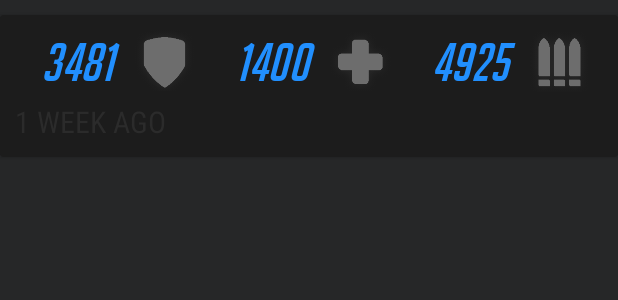
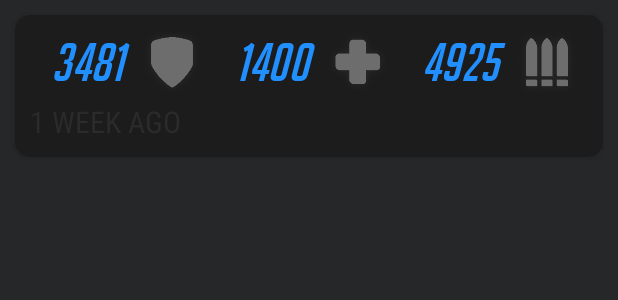
Before and after one commit to eaemenkkstudios/overtracker-mobile, an Android app: the layout score_list_item.xml on its own in the app's theme, with its tools: preview values and no code run, on a phone screen of 412 x 824 dp. Shown: the top 300 px of the screen. Run offline under Robolectric (Android 15) with nearby library versions, the phone set to English and light mode, and no system bars; network calls fail.

Commit message:
:art: Altera layout do fragment
Co-Authored-By: matheusramos20 <matheusramos20@users.noreply.github.com>
Co-Authored-By: Thiago <thzoid@users.noreply.github.com>

```diff
--- a/app/src/main/res/layout/fragment_player_stats.xml
+++ b/app/src/main/res/layout/fragment_player_stats.xml
@@ -14,6 +14,7 @@
         android:layout_marginLeft="6dp"
         android:layout_marginTop="6dp"
         android:layout_marginRight="6dp"
+        android:layout_weight="1"
         app:cardBackgroundColor="#1c1c1c"
         app:cardCornerRadius="10dp"
         app:cardElevation="10dp"
@@ -105,6 +106,7 @@
     <LinearLayout
         android:layout_width="match_parent"
         android:layout_height="wrap_content"
+        android:layout_weight="1"
         android:gravity="center"
         android:orientation="horizontal">
 
@@ -203,6 +205,7 @@
     <LinearLayout
         android:layout_width="match_parent"
         android:layout_height="wrap_content"
+        android:layout_weight="1"
         android:gravity="left|center_vertical"
         android:orientation="horizontal">
 
--- a/app/src/main/res/layout/profile_popup.xml
+++ b/app/src/main/res/layout/profile_popup.xml
@@ -6,7 +6,7 @@
     android:layout_height="wrap_content"
     android:background="#00000000"
     android:theme="@style/AppTheme.CustomTheme"
-    app:cardBackgroundColor="#D3CFCF"
+    app:cardBackgroundColor="@color/colorPrimaryDark"
     app:cardCornerRadius="25dp"
     app:cardElevation="4dp">
 
--- a/app/src/main/res/layout/score_list_item.xml
+++ b/app/src/main/res/layout/score_list_item.xml
@@ -4,8 +4,11 @@
     xmlns:tools="http://schemas.android.com/tools"
     android:layout_width="match_parent"
     android:layout_height="wrap_content"
+    android:layout_marginStart="10dp"
     android:layout_marginTop="10dp"
-    app:cardBackgroundColor="#1c1c1c">
+    android:layout_marginEnd="10dp"
+    app:cardBackgroundColor="#1c1c1c"
+    app:cardCornerRadius="10dp">
 
 
     <LinearLayout
```
